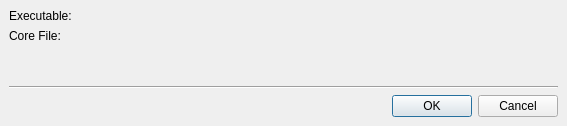
qt-creator/qt-creator, file src/plugins/debugger/attachcoredialog.ui: the form before one commit.
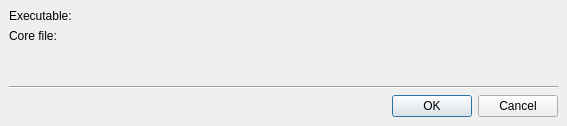
The form after the commit. Custom widgets are drawn as their Qt base class.

Patch:
```diff
--- a/src/plugins/debugger/attachcoredialog.ui
+++ b/src/plugins/debugger/attachcoredialog.ui
@@ -38,7 +38,7 @@
      <item row="1" column="0">
       <widget class="QLabel" name="coreLabel">
        <property name="text">
-        <string>Core File:</string>
+        <string>Core file:</string>
        </property>
       </widget>
      </item>
```
